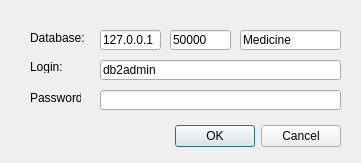
Qt form MedicineDb/logindialog.ui (zhelih/MedicineDB) before a commit.
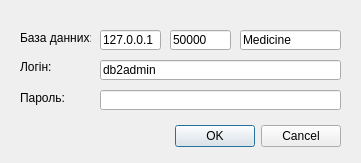
The same form after that commit.

```diff
--- a/MedicineDb/logindialog.ui
+++ b/MedicineDb/logindialog.ui
@@ -32,27 +32,27 @@
   <widget class="QLabel" name="label">
    <property name="geometry">
     <rect>
-     <x>30</x>
+     <x>20</x>
      <y>60</y>
      <width>46</width>
      <height>13</height>
     </rect>
    </property>
    <property name="text">
-    <string>Login:</string>
+    <string>Логін:</string>
    </property>
   </widget>
   <widget class="QLabel" name="label_2">
    <property name="geometry">
     <rect>
-     <x>30</x>
+     <x>20</x>
      <y>90</y>
      <width>51</width>
      <height>16</height>
     </rect>
    </property>
    <property name="text">
-    <string>Password:</string>
+    <string>Пароль:</string>
    </property>
   </widget>
   <widget class="QLineEdit" name="lineEdit">
@@ -84,14 +84,14 @@
   <widget class="QLabel" name="label_3">
    <property name="geometry">
     <rect>
-     <x>30</x>
+     <x>20</x>
      <y>30</y>
-     <width>61</width>
+     <width>71</width>
      <height>16</height>
     </rect>
    </property>
    <property name="text">
-    <string>Database:</string>
+    <string>База данних:</string>
    </property>
   </widget>
   <widget class="QLineEdit" name="lineEdit_3">
```
Left out of the diff: 2 changed lines with no effect on the pictures.
